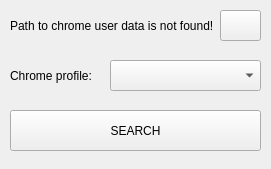
The window that ui.ui (0xMaze/review_clicker) describes before a commit, drawn with Qt 5.
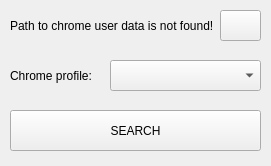
The same window after the commit.

```diff
--- a/ui.ui
+++ b/ui.ui
@@ -7,7 +7,7 @@
     <x>0</x>
     <y>0</y>
     <width>271</width>
-    <height>169</height>
+    <height>166</height>
    </rect>
   </property>
   <property name="windowTitle">
```
